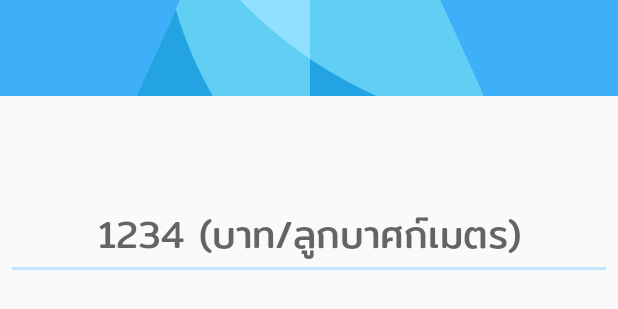
After one commit to Suppasek/WaterUsageChecker, an Android app: the layout change_rate_dialog.xml on its own in the app's theme, with its tools: preview values and no code run, on a phone screen of 412 x 824 dp. The commit adds this screen. Shown: the top 309 px of the screen. Run offline under Robolectric (Android 15) with nearby library versions, the phone set to English and light mode, and no system bars.

Commit message:
Change Water Rate without Correct Button

```diff
--- /dev/null
+++ b/app/src/main/res/layout/change_rate_dialog.xml
@@ -0,0 +1,35 @@
+<?xml version="1.0" encoding="utf-8"?>
+<LinearLayout xmlns:android="http://schemas.android.com/apk/res/android"
+    android:orientation="vertical"
+    android:layout_width="match_parent"
+    android:layout_height="match_parent">
+    <ImageView
+        android:src="@drawable/water_logo"
+        android:layout_width="match_parent"
+        android:layout_height="64dp"
+        android:scaleType="center"
+        android:background="#ff3eaff9"
+        android:contentDescription="@string/app_name" />
+    <TextView
+        android:id="@+id/change_rate_dialog_message"
+        android:layout_width="match_parent"
+        android:layout_height="wrap_content"
+        android:layout_marginTop="16dp"
+        android:layout_marginLeft="4dp"
+        android:layout_marginRight="4dp"
+        android:layout_marginBottom="4dp"
+        android:textSize="25dp"
+        android:textAlignment="center"/>
+    <EditText
+        android:id="@+id/change_rate_water_rate"
+        android:inputType="number"
+        android:layout_width="match_parent"
+        android:layout_height="wrap_content"
+        android:layout_marginTop="4dp"
+        android:layout_marginLeft="4dp"
+        android:layout_marginRight="4dp"
+        android:layout_marginBottom="16dp"
+        android:textSize="25dp"
+        android:textAlignment="center"
+        android:hint="1234 (บาท/ลูกบาศก์เมตร)"/>
+</LinearLayout>
```
Also changed, not shown: app/src/main/java/com/kmitl/vpower/waterusagechecker/OverallFragment.java (+103 -22 lines), app/src/main/res/layout/fragment_overall_new.xml (+22 -14 lines).
